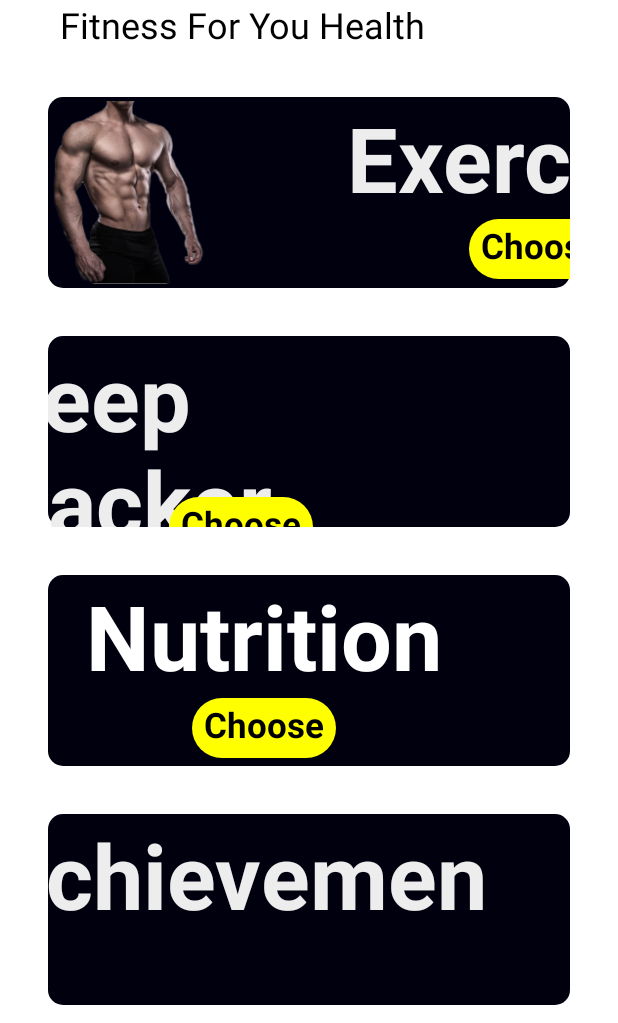
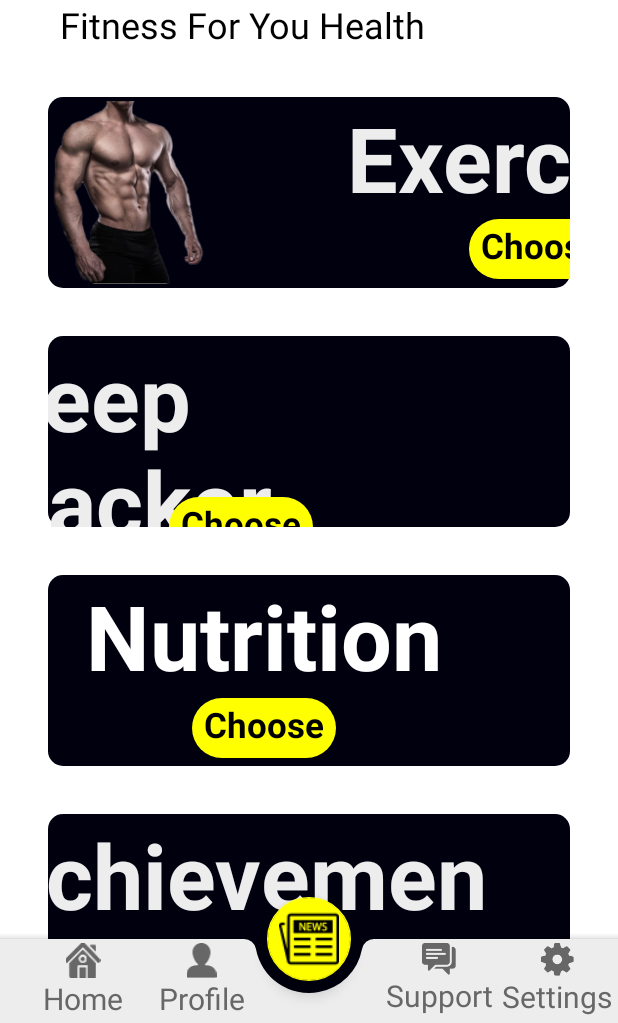
Before and after one commit to robert-kieu/Fitness_247, an Android app: the screen it shows after launch (MainActivity), on a phone screen of 412 x 824 dp, the part 213-1236 px from its top. Run offline under Robolectric (Android 15) with nearby library versions, the phone set to English and light mode, and no system bars.

Commit message:
Đăng commit
Update ngày 02/12/2021 bottom bar

```diff
--- a/Fitness2472/app/src/main/res/layout/activity_main.xml
+++ b/Fitness2472/app/src/main/res/layout/activity_main.xml
@@ -52,20 +52,6 @@
                     app:layout_constraintHorizontal_bias="0.0"
                     app:layout_constraintStart_toStartOf="@+id/textView2"
                     app:layout_constraintTop_toBottomOf="@+id/textView2" />
-
-                <ImageView
-                    android:id="@+id/imageView2"
-                    android:layout_width="wrap_content"
-                    android:layout_height="wrap_content"
-                    android:layout_marginStart="242dp"
-                    android:layout_marginEnd="32dp"
-                    app:layout_constraintBottom_toBottomOf="@+id/textView3"
-                    app:layout_constraintEnd_toEndOf="parent"
-                    app:layout_constraintHorizontal_bias="1.0"
-                    app:layout_constraintStart_toEndOf="@+id/textView2"
-                    app:layout_constraintTop_toTopOf="@+id/textView2"
-                    app:layout_constraintVertical_bias="1.0"
-                    app:srcCompat="@drawable/profile" />
 
                 <androidx.constraintlayout.widget.ConstraintLayout
                     android:layout_width="match_parent"
@@ -379,7 +365,6 @@
                     app:layout_constraintStart_toStartOf="parent"
                     app:layout_constraintTop_toBottomOf="@+id/textView3"
                     app:layout_constraintVertical_bias="0.0">
-
                     <ImageView
                         android:id="@+id/imageView4"
                         android:layout_width="167dp"
@@ -451,15 +436,163 @@
 
     <androidx.coordinatorlayout.widget.CoordinatorLayout
         android:layout_width="match_parent"
-        android:layout_height="1000dp"
+        android:layout_height="100dp"
+        app:layout_constraintBottom_toBottomOf="@+id/scrollView2"
         app:layout_constraintEnd_toEndOf="parent"
-        app:layout_constraintStart_toStartOf="parent"
-        app:layout_constraintTop_toBottomOf="@+id/scrollView2">
+        app:layout_constraintStart_toStartOf="parent">
 
         <com.google.android.material.bottomappbar.BottomAppBar
             android:layout_width="match_parent"
             android:layout_height="wrap_content"
+            android:id="@+id/app_bar"
+            android:layout_gravity="bottom"
             android:backgroundTint="#EDEDED"
-            app:fabCradleMargin="8dp" />
+            app:fabCradleMargin="8dp">
+
+            <LinearLayout
+                android:layout_width="match_parent"
+                android:layout_height="match_parent"
+                android:orientation="horizontal">
+
+                <LinearLayout
+                    android:id="@+id/home_button"
+                    android:layout_width="0dp"
+                    android:layout_height="match_parent"
+                    android:layout_weight="0.2"
+                    android:orientation="vertical">
+
+                    <ImageView
+                        android:id="@+id/imageView5"
+                        android:layout_width="match_parent"
+                        android:layout_height="wrap_content"
+                        android:layout_weight="1"
+                        app:srcCompat="@drawable/bottom_btn1" />
+
+                    <TextView
+                        android:id="@+id/bottom_bar_button_home"
+                        android:layout_width="match_parent"
+                        android:layout_height="wrap_content"
+                        android:text="Home"
+                        android:textAlignment="center"
+                        android:textColor="#676767"
+                        android:textSize="20sp"
+
+                        />
+                </LinearLayout>
+
+                <LinearLayout
+                    android:id="@+id/profile_button"
+                    android:layout_width="0dp"
+                    android:layout_height="match_parent"
+                    android:layout_weight="0.2"
+                    android:orientation="vertical">
+
+                    <ImageView
+                        android:id="@+id/imageView5"
+                        android:layout_width="match_parent"
+                        android:layout_height="wrap_content"
+                        app:srcCompat="@drawable/bottom_btn2" />
+
+                    <TextView
+                        android:id="@+id/bottom_bar_button_home"
+                        android:layout_width="match_parent"
+                        android:layout_height="wrap_content"
+                        android:text="Profile"
+                        android:textAlignment="center"
+                        android:textColor="#676767"
+                        android:textSize="20sp"
+
+                        />
+                </LinearLayout>
+
+                <LinearLayout
+                    android:layout_width="0dp"
+                    android:layout_height="match_parent"
+                    android:layout_weight="0.2"
+                    android:orientation="vertical"
+                    android:visibility="invisible">
+
+                    <ImageView
+                        android:id="@+id/imageView5"
+                        android:layout_width="match_parent"
+                        android:layout_height="wrap_content"
+                        app:srcCompat="@drawable/bottom_btn1" />
+
+                    <TextView
+                        android:id="@+id/bottom_bar_button_home"
+                        android:layout_width="match_parent"
+                        android:layout_height="wrap_content"
+                        android:text="Home"
+                        android:textAlignment="center"
+                        android:textColor="#676767"
+                        android:textSize="20sp"
+
+                        />
+                </LinearLayout>
+
+                <LinearLayout
+                    android:id="@+id/support_button"
+                    android:layout_width="0dp"
+                    android:layout_height="match_parent"
+                    android:layout_weight="0.2"
+                    android:orientation="vertical">
+
+                    <ImageView
+                        android:id="@+id/imageView5"
+                        android:layout_width="match_parent"
+                        android:layout_height="wrap_content"
+                        app:srcCompat="@drawable/bottom_btn3" />
+
+                    <TextView
+                        android:id="@+id/bottom_bar_button_home"
+                        android:layout_width="match_parent"
+                        android:layout_height="wrap_content"
+                        android:text="Support"
+                        android:textAlignment="center"
+                        android:textColor="#676767"
+                        android:textSize="20sp"
+
+                        />
+                </LinearLayout>
+
+                <LinearLayout
+                    android:id="@+id/settings_button"
+                    android:layout_width="0dp"
+                    android:layout_height="match_parent"
+                    android:layout_weight="0.2"
+                    android:orientation="vertical">
+
+                    <ImageView
+                        android:id="@+id/imageView5"
+                        android:layout_width="match_parent"
+                        android:layout_height="wrap_content"
+                        app:srcCompat="@drawable/bottom_btn4" />
+
+                    <TextView
+                        android:id="@+id/bottom_bar_button_home"
+                        android:layout_width="match_parent"
+                        android:layout_height="wrap_content"
+                        android:text="Settings"
+                        android:textAlignment="center"
+                        android:textColor="#676767"
+                        android:textSize="20sp"
+
+                        />
+                </LinearLayout>
+            </LinearLayout>
+        </com.google.android.material.bottomappbar.BottomAppBar>
+
+        <com.google.android.material.floatingactionbutton.FloatingActionButton
+            android:id="@+id/article_button"
+            android:layout_width="wrap_content"
+            android:layout_height="wrap_content"
+            android:backgroundTint="#FFFF00"
+            android:elevation="3dp"
+            android:src="@drawable/bottom_bar_article_button"
+            android:tint="#FFFFFF"
+            app:backgroundTint="#FFFF00"
+            app:layout_anchor="@+id/app_bar"
+            app:maxImageSize="40dp" />
+
     </androidx.coordinatorlayout.widget.CoordinatorLayout>
 </androidx.constraintlayout.widget.ConstraintLayout>
```
Also changed, not shown: Fitness2472/app/src/main/res/drawable-hdpi/bottom_bar_article_button.png (added), Fitness2472/app/src/main/res/drawable-ldpi/bottom_bar_article_button.png (added), Fitness2472/app/src/main/res/drawable-mdpi/bottom_bar_article_button.png (added), Fitness2472/app/src/main/res/drawable-xhdpi/bottom_bar_article_button.png (added), Fitness2472/app/src/main/res/drawable-xxhdpi/bottom_bar_article_button.png (added), Fitness2472/app/src/main/res/drawable-xxxhdpi/bottom_bar_article_button.png (added).
